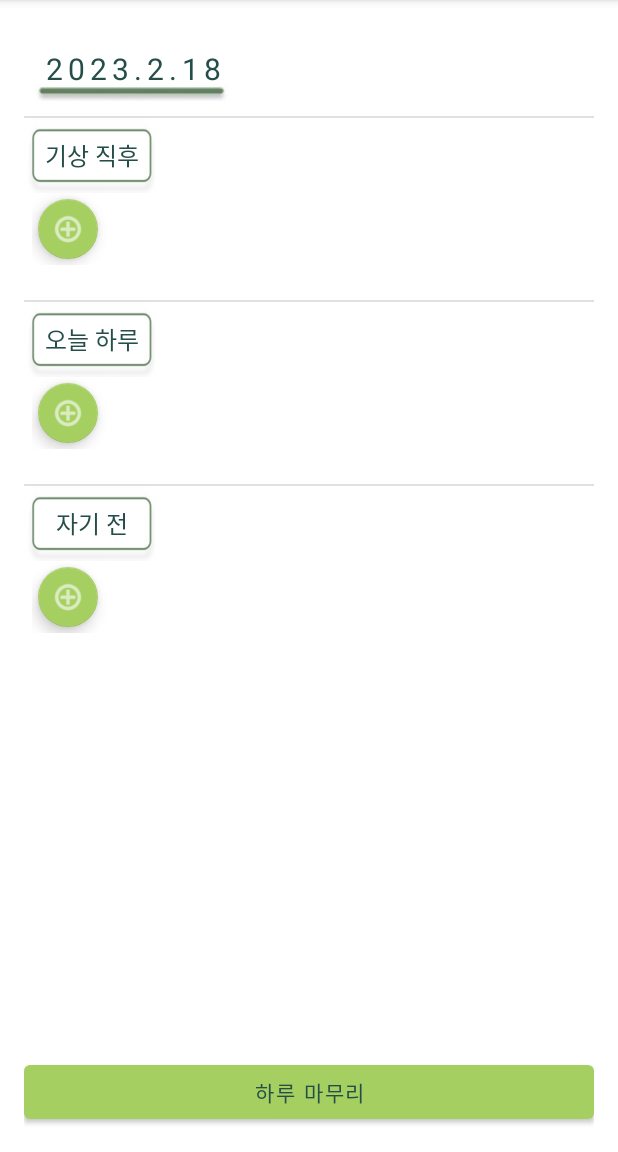
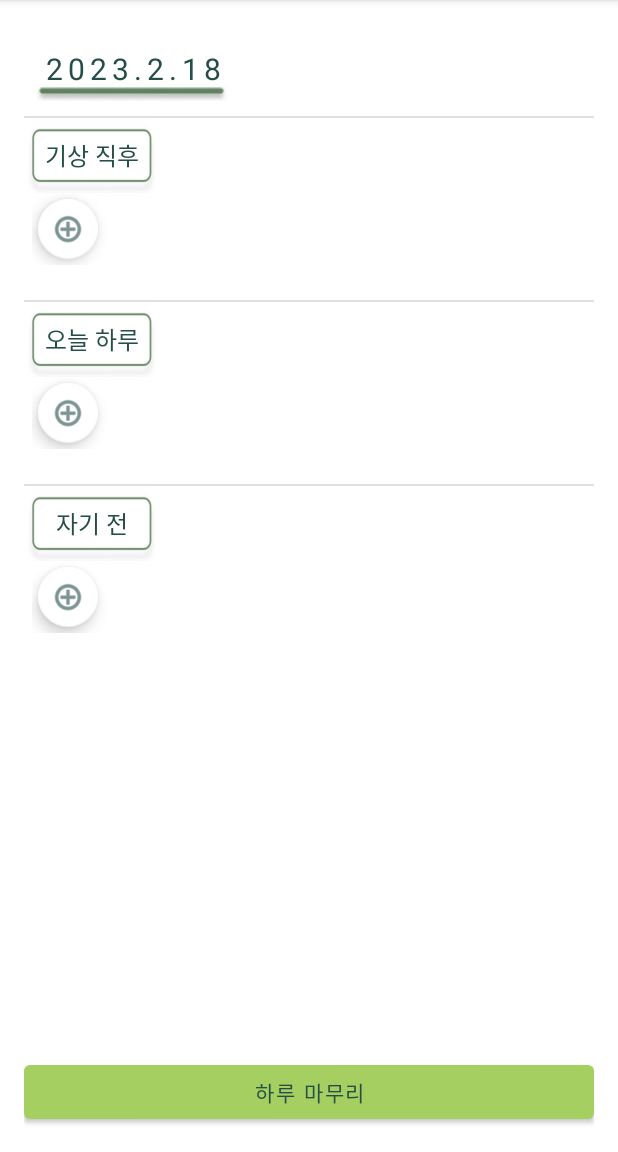
Before and after one commit to cherrynana320/Turtine, an Android app: the screen it shows after launch (MainActivity), on a phone screen of 412 x 824 dp, the part 84-1236 px from its top. Run offline under Robolectric (Android 15) with nearby library versions, the phone set to English and light mode, and no system bars; our stand-ins replace Room's generated code, navigation-ui.

Commit message:
0131 새벽 3시4분

```diff
--- a/app/src/main/res/layout/item_list_fragment.xml
+++ b/app/src/main/res/layout/item_list_fragment.xml
@@ -1,18 +1,4 @@
-<?xml version="1.0" encoding="utf-8"?><!--
-  ~ Copyright (C) 2021 The Android Open Source Project.
-  ~
-  ~ Licensed under the Apache License, Version 2.0 (the "License");
-  ~ you may not use this file except in compliance with the License.
-  ~ You may obtain a copy of the License at
-  ~
-  ~     http://www.apache.org/licenses/LICENSE-2.0
-  ~
-  ~ Unless required by applicable law or agreed to in writing, software
-  ~ distributed under the License is distributed on an "AS IS" BASIS,
-  ~ WITHOUT WARRANTIES OR CONDITIONS OF ANY KIND, either express or implied.
-  ~ See the License for the specific language governing permissions and
-  ~ limitations under the License.
-  -->
+<?xml version="1.0" encoding="utf-8"?>
 <androidx.constraintlayout.widget.ConstraintLayout
     xmlns:android="http://schemas.android.com/apk/res/android"
     xmlns:app="http://schemas.android.com/apk/res-auto"
@@ -80,13 +66,13 @@
             android:id="@+id/floatingActionButton1"
             android:layout_width="wrap_content"
             android:layout_height="wrap_content"
+            android:contentDescription="@string/add_new_item"
             android:paddingRight="20dp"
-            android:contentDescription="@string/add_new_item"
             android:src="@android:drawable/ic_menu_add"
-            app:backgroundTint="@color/Celery"
+            app:backgroundTint="@color/white"
             app:fabSize="mini"
-            app:tint="@android:color/white"
-            app:layout_constraintEnd_toStartOf="@+id/recyclerView1"/>
+            app:layout_constraintEnd_toStartOf="@+id/recyclerView1"
+            app:tint="@color/Platation" />
 
         <androidx.recyclerview.widget.RecyclerView
             android:id="@+id/recyclerView1"
@@ -136,12 +122,12 @@
             android:id="@+id/floatingActionButton2"
             android:layout_width="wrap_content"
             android:layout_height="wrap_content"
+            android:contentDescription="@string/add_new_item"
             android:paddingRight="20dp"
-            android:contentDescription="@string/add_new_item"
             android:src="@android:drawable/ic_menu_add"
-            app:backgroundTint="@color/Celery"
+            app:backgroundTint="@color/white"
             app:fabSize="mini"
-            app:tint="@android:color/white" />
+            app:tint="@color/Platation" />
 
         <androidx.recyclerview.widget.RecyclerView
             android:id="@+id/recyclerView2"
@@ -190,12 +176,12 @@
             android:id="@+id/floatingActionButton3"
             android:layout_width="wrap_content"
             android:layout_height="wrap_content"
+            android:contentDescription="@string/add_new_item"
             android:paddingRight="20dp"
-            android:contentDescription="@string/add_new_item"
             android:src="@android:drawable/ic_menu_add"
-            app:backgroundTint="@color/Celery"
+            app:backgroundTint="@color/white"
             app:fabSize="mini"
-            app:tint="@android:color/white"/>
+            app:tint="@color/Platation" />
 
         <androidx.recyclerview.widget.RecyclerView
             android:id="@+id/recyclerView3"
--- a/app/src/main/res/values-night/themes.xml
+++ b/app/src/main/res/values-night/themes.xml
@@ -10,7 +10,7 @@
         <item name="colorSecondaryVariant">@color/teal_200</item>
         <item name="colorOnSecondary">@color/black</item>
         <!-- Status bar color. -->
-        <item name="android:statusBarColor">?attr/colorPrimaryVariant</item>
+        <item name="android:statusBarColor" tools:targetApi="l">?attr/colorPrimaryVariant</item>
         <!-- Customize your theme here. -->
     </style>
 </resources>
```
Also changed, not shown: app/src/main/res/drawable/box1.jpg (added).
